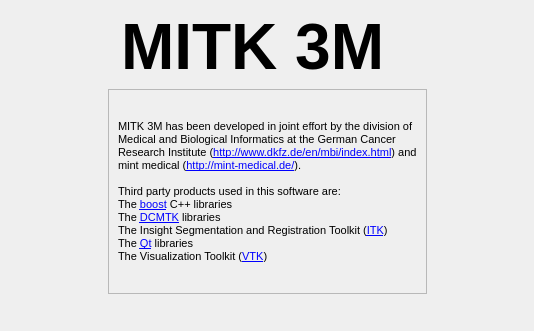
This is Modules/QmitkExt/QmitkAboutDialog/QmitkAboutDialogGUI.ui in MITK/MITK as Qt 5 draws it before an edit. The edited form follows.
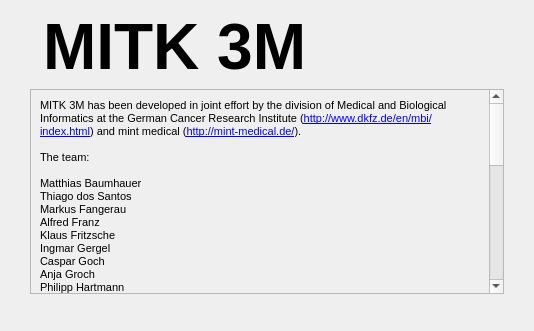
This is the edited form. Icons and pictures are not drawn.

Commit message: CHG (#2865): Added list of names

Diff of the .ui file:
```diff
--- a/Modules/QmitkExt/QmitkAboutDialog/QmitkAboutDialogGUI.ui
+++ b/Modules/QmitkExt/QmitkAboutDialog/QmitkAboutDialogGUI.ui
@@ -26,9 +26,9 @@
       <property name="geometry">
        <rect>
         <x>0</x>
-        <y>0</y>
-        <width>472</width>
-        <height>167</height>
+        <y>-124</y>
+        <width>455</width>
+        <height>592</height>
        </rect>
       </property>
       <layout class="QGridLayout" name="gridLayout">
@@ -41,6 +41,39 @@
 &lt;/style&gt;&lt;/head&gt;&lt;body style=&quot; font-family:'MS Shell Dlg 2'; font-size:8.25pt; font-weight:400; font-style:normal;&quot;&gt;
 &lt;p style=&quot; margin-top:0px; margin-bottom:0px; margin-left:0px; margin-right:0px; -qt-block-indent:0; text-indent:0px;&quot;&gt;&lt;span style=&quot; font-size:8pt;&quot;&gt;MITK 3M has been developed in joint effort by the division of Medical and Biological Informatics at the German Cancer Research Institute (&lt;/span&gt;&lt;a href=&quot;http://www.dkfz.de/en/mbi/index.html&quot;&gt;&lt;span style=&quot; font-size:8pt; text-decoration: underline; color:#0000ff;&quot;&gt;http://www.dkfz.de/en/mbi/index.html&lt;/span&gt;&lt;/a&gt;&lt;span style=&quot; font-size:8pt;&quot;&gt;) and mint medical (&lt;/span&gt;&lt;a href=&quot;http://mint-medical.de/&quot;&gt;&lt;span style=&quot; font-size:8pt; text-decoration: underline; color:#0000ff;&quot;&gt;http://mint-medical.de/&lt;/span&gt;&lt;/a&gt;&lt;span style=&quot; font-size:8pt;&quot;&gt;).&lt;/span&gt;&lt;/p&gt;
 &lt;p style=&quot;-qt-paragraph-type:empty; margin-top:0px; margin-bottom:0px; margin-left:0px; margin-right:0px; -qt-block-indent:0; text-indent:0px; font-size:8pt;&quot;&gt;&lt;/p&gt;
+&lt;p style=&quot; margin-top:0px; margin-bottom:0px; margin-left:0px; margin-right:0px; -qt-block-indent:0; text-indent:0px;&quot;&gt;&lt;span style=&quot; font-size:8pt;&quot;&gt;The team:&lt;/span&gt;&lt;/p&gt;
+&lt;p style=&quot;-qt-paragraph-type:empty; margin-top:0px; margin-bottom:0px; margin-left:0px; margin-right:0px; -qt-block-indent:0; text-indent:0px; font-size:8pt;&quot;&gt;&lt;/p&gt;
+&lt;p style=&quot; margin-top:0px; margin-bottom:0px; margin-left:0px; margin-right:0px; -qt-block-indent:0; text-indent:0px;&quot;&gt;&lt;span style=&quot; font-size:8pt;&quot;&gt;Matthias Baumhauer&lt;/span&gt;&lt;/p&gt;
+&lt;p style=&quot; margin-top:0px; margin-bottom:0px; margin-left:0px; margin-right:0px; -qt-block-indent:0; text-indent:0px;&quot;&gt;&lt;span style=&quot; font-size:8pt;&quot;&gt;Thiago dos Santos&lt;/span&gt;&lt;/p&gt;
+&lt;p style=&quot; margin-top:0px; margin-bottom:0px; margin-left:0px; margin-right:0px; -qt-block-indent:0; text-indent:0px;&quot;&gt;&lt;span style=&quot; font-size:8pt;&quot;&gt;Markus Fangerau&lt;/span&gt;&lt;/p&gt;
+&lt;p style=&quot; margin-top:0px; margin-bottom:0px; margin-left:0px; margin-right:0px; -qt-block-indent:0; text-indent:0px;&quot;&gt;&lt;span style=&quot; font-size:8pt;&quot;&gt;Alfred Franz&lt;/span&gt;&lt;/p&gt;
+&lt;p style=&quot; margin-top:0px; margin-bottom:0px; margin-left:0px; margin-right:0px; -qt-block-indent:0; text-indent:0px;&quot;&gt;&lt;span style=&quot; font-size:8pt;&quot;&gt;Klaus Fritzsche&lt;/span&gt;&lt;/p&gt;
+&lt;p style=&quot; margin-top:0px; margin-bottom:0px; margin-left:0px; margin-right:0px; -qt-block-indent:0; text-indent:0px;&quot;&gt;&lt;span style=&quot; font-size:8pt;&quot;&gt;Ingmar Gergel&lt;/span&gt;&lt;/p&gt;
+&lt;p style=&quot; margin-top:0px; margin-bottom:0px; margin-left:0px; margin-right:0px; -qt-block-indent:0; text-indent:0px;&quot;&gt;&lt;span style=&quot; font-size:8pt;&quot;&gt;Caspar Goch&lt;/span&gt;&lt;/p&gt;
+&lt;p style=&quot; margin-top:0px; margin-bottom:0px; margin-left:0px; margin-right:0px; -qt-block-indent:0; text-indent:0px;&quot;&gt;&lt;span style=&quot; font-size:8pt;&quot;&gt;Anja Groch&lt;/span&gt;&lt;/p&gt;
+&lt;p style=&quot; margin-top:0px; margin-bottom:0px; margin-left:0px; margin-right:0px; -qt-block-indent:0; text-indent:0px;&quot;&gt;&lt;span style=&quot; font-size:8pt;&quot;&gt;Philipp Hartmann&lt;/span&gt;&lt;/p&gt;
+&lt;p style=&quot; margin-top:0px; margin-bottom:0px; margin-left:0px; margin-right:0px; -qt-block-indent:0; text-indent:0px;&quot;&gt;&lt;span style=&quot; font-size:8pt;&quot;&gt;Jan Hering&lt;/span&gt;&lt;/p&gt;
+&lt;p style=&quot; margin-top:0px; margin-bottom:0px; margin-left:0px; margin-right:0px; -qt-block-indent:0; text-indent:0px;&quot;&gt;&lt;span style=&quot; font-size:8pt;&quot;&gt;Hannes Kast&lt;/span&gt;&lt;/p&gt;
+&lt;p style=&quot; margin-top:0px; margin-bottom:0px; margin-left:0px; margin-right:0px; -qt-block-indent:0; text-indent:0px;&quot;&gt;&lt;span style=&quot; font-size:8pt;&quot;&gt;Kerstin-Meike Knautz&lt;/span&gt;&lt;/p&gt;
+&lt;p style=&quot; margin-top:0px; margin-bottom:0px; margin-left:0px; margin-right:0px; -qt-block-indent:0; text-indent:0px;&quot;&gt;&lt;span style=&quot; font-size:8pt;&quot;&gt;Lena Maier-Hein&lt;/span&gt;&lt;/p&gt;
+&lt;p style=&quot; margin-top:0px; margin-bottom:0px; margin-left:0px; margin-right:0px; -qt-block-indent:0; text-indent:0px;&quot;&gt;&lt;span style=&quot; font-size:8pt;&quot;&gt;Daniel Maleike&lt;/span&gt;&lt;/p&gt;
+&lt;p style=&quot; margin-top:0px; margin-bottom:0px; margin-left:0px; margin-right:0px; -qt-block-indent:0; text-indent:0px;&quot;&gt;&lt;span style=&quot; font-size:8pt;&quot;&gt;Hans-Peter Meinzer&lt;/span&gt;&lt;/p&gt;
+&lt;p style=&quot; margin-top:0px; margin-bottom:0px; margin-left:0px; margin-right:0px; -qt-block-indent:0; text-indent:0px;&quot;&gt;&lt;span style=&quot; font-size:8pt;&quot;&gt;Michi Müller&lt;/span&gt;&lt;/p&gt;
+&lt;p style=&quot; margin-top:0px; margin-bottom:0px; margin-left:0px; margin-right:0px; -qt-block-indent:0; text-indent:0px;&quot;&gt;&lt;span style=&quot; font-size:8pt;&quot;&gt;Jochen Neuhaus&lt;/span&gt;&lt;/p&gt;
+&lt;p style=&quot; margin-top:0px; margin-bottom:0px; margin-left:0px; margin-right:0px; -qt-block-indent:0; text-indent:0px;&quot;&gt;&lt;span style=&quot; font-size:8pt;&quot;&gt;Marco Nolden&lt;/span&gt;&lt;/p&gt;
+&lt;p style=&quot; margin-top:0px; margin-bottom:0px; margin-left:0px; margin-right:0px; -qt-block-indent:0; text-indent:0px;&quot;&gt;&lt;span style=&quot; font-size:8pt;&quot;&gt;Urte Rietdorf&lt;/span&gt;&lt;/p&gt;
+&lt;p style=&quot; margin-top:0px; margin-bottom:0px; margin-left:0px; margin-right:0px; -qt-block-indent:0; text-indent:0px;&quot;&gt;&lt;span style=&quot; font-size:8pt;&quot;&gt;Sabrina Schmidt&lt;/span&gt;&lt;/p&gt;
+&lt;p style=&quot; margin-top:0px; margin-bottom:0px; margin-left:0px; margin-right:0px; -qt-block-indent:0; text-indent:0px;&quot;&gt;&lt;span style=&quot; font-size:8pt;&quot;&gt;Tobias Schwarz&lt;/span&gt;&lt;/p&gt;
+&lt;p style=&quot; margin-top:0px; margin-bottom:0px; margin-left:0px; margin-right:0px; -qt-block-indent:0; text-indent:0px;&quot;&gt;&lt;span style=&quot; font-size:8pt;&quot;&gt;Alex Seitel&lt;/span&gt;&lt;/p&gt;
+&lt;p style=&quot; margin-top:0px; margin-bottom:0px; margin-left:0px; margin-right:0px; -qt-block-indent:0; text-indent:0px;&quot;&gt;&lt;span style=&quot; font-size:8pt;&quot;&gt;Mathias Seitel&lt;/span&gt;&lt;/p&gt;
+&lt;p style=&quot; margin-top:0px; margin-bottom:0px; margin-left:0px; margin-right:0px; -qt-block-indent:0; text-indent:0px;&quot;&gt;&lt;span style=&quot; font-size:8pt;&quot;&gt;Daniel Stein&lt;/span&gt;&lt;/p&gt;
+&lt;p style=&quot; margin-top:0px; margin-bottom:0px; margin-left:0px; margin-right:0px; -qt-block-indent:0; text-indent:0px;&quot;&gt;&lt;span style=&quot; font-size:8pt;&quot;&gt;Johanna Stuke&lt;/span&gt;&lt;/p&gt;
+&lt;p style=&quot; margin-top:0px; margin-bottom:0px; margin-left:0px; margin-right:0px; -qt-block-indent:0; text-indent:0px;&quot;&gt;&lt;span style=&quot; font-size:8pt;&quot;&gt;Diana Wald&lt;/span&gt;&lt;/p&gt;
+&lt;p style=&quot; margin-top:0px; margin-bottom:0px; margin-left:0px; margin-right:0px; -qt-block-indent:0; text-indent:0px;&quot;&gt;&lt;span style=&quot; font-size:8pt;&quot;&gt;Xin Wang&lt;/span&gt;&lt;/p&gt;
+&lt;p style=&quot; margin-top:0px; margin-bottom:0px; margin-left:0px; margin-right:0px; -qt-block-indent:0; text-indent:0px;&quot;&gt;&lt;span style=&quot; font-size:8pt;&quot;&gt;Ingmar Wegner &lt;/span&gt;&lt;/p&gt;
+&lt;p style=&quot; margin-top:0px; margin-bottom:0px; margin-left:0px; margin-right:0px; -qt-block-indent:0; text-indent:0px;&quot;&gt;&lt;span style=&quot; font-size:8pt;&quot;&gt;Jan Wörner&lt;/span&gt;&lt;/p&gt;
+&lt;p style=&quot; margin-top:0px; margin-bottom:0px; margin-left:0px; margin-right:0px; -qt-block-indent:0; text-indent:0px;&quot;&gt;&lt;span style=&quot; font-size:8pt;&quot;&gt;Sascha Zelzer&lt;/span&gt;&lt;/p&gt;
+&lt;p style=&quot;-qt-paragraph-type:empty; margin-top:0px; margin-bottom:0px; margin-left:0px; margin-right:0px; -qt-block-indent:0; text-indent:0px; font-size:8pt;&quot;&gt;&lt;/p&gt;
 &lt;p style=&quot; margin-top:0px; margin-bottom:0px; margin-left:0px; margin-right:0px; -qt-block-indent:0; text-indent:0px;&quot;&gt;&lt;span style=&quot; font-size:8pt;&quot;&gt;Third party products used in this software are:&lt;/span&gt;&lt;/p&gt;
 &lt;p style=&quot; margin-top:0px; margin-bottom:0px; margin-left:0px; margin-right:0px; -qt-block-indent:0; text-indent:0px;&quot;&gt;&lt;span style=&quot; font-size:8pt;&quot;&gt;The &lt;/span&gt;&lt;a href=&quot;http://www.boost.org/&quot;&gt;&lt;span style=&quot; font-size:8pt; text-decoration: underline; color:#0000ff;&quot;&gt;boost&lt;/span&gt;&lt;/a&gt;&lt;span style=&quot; font-size:8pt;&quot;&gt; C++ libraries&lt;/span&gt;&lt;/p&gt;
 &lt;p style=&quot; margin-top:0px; margin-bottom:0px; margin-left:0px; margin-right:0px; -qt-block-indent:0; text-indent:0px;&quot;&gt;&lt;span style=&quot; font-size:8pt;&quot;&gt;The &lt;/span&gt;&lt;a href=&quot;http://dicom.offis.de/dcmtk.php.en&quot;&gt;&lt;span style=&quot; font-size:8pt; text-decoration: underline; color:#0000ff;&quot;&gt;DCMTK&lt;/span&gt;&lt;/a&gt;&lt;span style=&quot; font-size:8pt;&quot;&gt; libraries&lt;/span&gt;&lt;/p&gt;
```
Left out of the diff: 1 changed line with no effect on the pictures.
